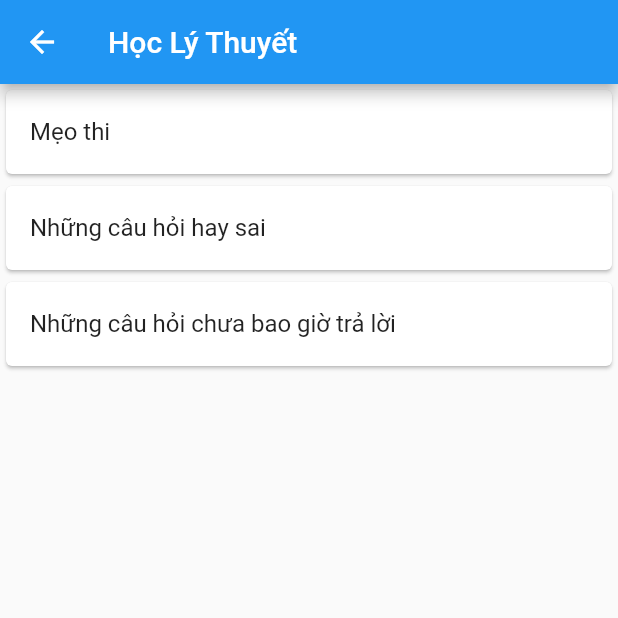
After one commit to skyphantomhz/driverlicense, a Flutter app: the LearnPage screen opened by its route, on a phone screen of 412 x 824 dp, the top half of it. The commit adds this screen. Run offline on Flutter 3.47's test engine with Material 2 defaults, Android fonts, the phone set to English and light mode, and no system bars; our stand-ins replace firebase_analytics, firebase_crashlytics, font_awesome_flutter, get_it, rxdart, shared_preferences and 1 more; missing offline and left inert: firebase_admob; accounts and stored records are empty; statements that could not run were skipped.

Commit message:
Implement learn page

```diff
--- a/lib/main.dart
+++ b/lib/main.dart
@@ -3,6 +3,7 @@ import 'dart:io';
 
 import 'package:drives_licence/ui/global.dart';
 import 'package:drives_licence/ui/homepage/home_page.dart';
+import 'package:drives_licence/ui/learnpage/learn_page.dart';
 import 'package:drives_licence/ui/licensespage/license_page.dart';
 import 'package:drives_licence/ui/previewpage/preview_page.dart';
 import 'package:drives_licence/ui/questionpage/question_page.dart';
@@ -84,6 +85,7 @@ class _MyAppState extends State<MyApp> {
         RouteName.SPLASH: (context) => SplashPage(),
         RouteName.LICENSES: (context) => LicensesPage(),
         RouteName.TEST_GENERATOR: (context) => TestGeneratorPage(),
+        RouteName.LEARN: (context) => LearnPage(),
         RouteName.HOME: (context) => HomePage(
               bannerAd: _bannerAd,
             ),
--- a/lib/ui/global.dart
+++ b/lib/ui/global.dart
@@ -7,6 +7,7 @@ class RouteName{
   static final TEST_GENERATOR = "/test_generator";
   static final QUESTIONS = "/questions";
   static final PREVIEW = "/preview";
+  static final LEARN = "/learn";
 }
 
 class PreferrenceKey{
--- a/lib/ui/homepage/home_page.dart
+++ b/lib/ui/homepage/home_page.dart
@@ -56,13 +56,11 @@ class _HomePageState extends State<HomePage> {
                         ? 2
                         : 3),
             children: <Widget>[
-              _buildItem("Thi Thử", FontAwesomeIcons.penFancy, () {
+              _buildItem("Thi Sát Hạch", FontAwesomeIcons.penFancy, () {
                 Navigator.of(context).pushNamed(RouteName.TEST_GENERATOR);
               }),
-              _buildItem("Học", FontAwesomeIcons.bookOpen, () {
-                Crashlytics.instance
-                          .recordError(Exception(), null, context: 'as an example');
-                Navigator.of(context).pushNamed(RouteName.TEST_GENERATOR);
+              _buildItem("Học Lý Thuyết", FontAwesomeIcons.bookOpen, () {
+                Navigator.of(context).pushNamed(RouteName.LEARN);
               }),
             ]),
       ),
--- /dev/null
+++ b/lib/ui/learnpage/learn_bloc.dart
@@ -0,0 +1,4 @@
+class LearnBloc{
+  void dispose() {}
+
+}
--- /dev/null
+++ b/lib/ui/learnpage/learn_page.dart
@@ -0,0 +1,48 @@
+import 'package:drives_licence/ui/learnpage/learn_bloc.dart';
+import 'package:flutter/material.dart';
+
+class LearnPage extends StatefulWidget {
+  LearnPage({Key key}) : super(key: key);
+
+  @override
+  _LearnPageState createState() => _LearnPageState();
+}
+
+class _LearnPageState extends State<LearnPage> {
+  LearnBloc _learnBloc;
+
+  @override
+  void initState() {
+    _learnBloc = LearnBloc();
+    super.initState();
+  }
+
+  @override
+  void dispose() {
+    _learnBloc.dispose();
+    super.dispose();
+  }
+
+  @override
+  Widget build(BuildContext context) {
+    return Scaffold(
+      appBar: AppBar(
+        leading: BackButton(),
+        title: Text("Học Lý Thuyết"),
+      ),
+      body: SafeArea(
+        child: Column(children: <Widget>[
+          Card(
+            child: ListTile(title: Text("Mẹo thi"),)
+          ),
+          Card(
+            child: ListTile(title: Text("Những câu hỏi hay sai"),)
+          ),
+          Card(
+            child: ListTile(title: Text("Những câu hỏi chưa bao giờ trả lời"),)
+          ),
+        ],),
+      ),
+    );
+  }
+}
--- a/lib/ui/testgenerator/test_generator_page.dart
+++ b/lib/ui/testgenerator/test_generator_page.dart
@@ -33,7 +33,7 @@ class _TestGeneratorPageState extends State<TestGeneratorPage> {
     testGeneratorBloc.getHistories();
     return Scaffold(
       appBar: AppBar(
-        title: Text("Làm bài kiểm tra ngẫu nhiên"),
+        title: Text("Thi Sát Hạch"),
         leading: BackButton(),
       ),
       body: SafeArea(
@@ -52,7 +52,7 @@ class _TestGeneratorPageState extends State<TestGeneratorPage> {
                   color: Colors.white,
                 ),
                 label: Text(
-                  "Làm bài kiểm tra",
+                  "LÀM BÀI",
                   style: Theme.of(context).textTheme.button,
                 ),
               ),
@@ -65,7 +65,7 @@ class _TestGeneratorPageState extends State<TestGeneratorPage> {
                   Container(
                       margin: EdgeInsets.only(left: 20),
                       child: Text(
-                        "Lịch sử thi:",
+                        "Lịch sử:",
                         style: Theme.of(context).textTheme.title,
                       )),
                   Expanded(
```
